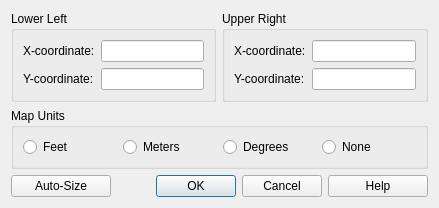
This is src/ui/frmMapDimensionsDesigner.ui in USEPA/SWMM-EPANET_User_Interface as Qt 5 draws it before an edit. The edited form follows.
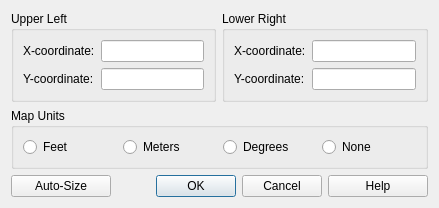
This is the edited form.

Commit message: reword control names per qgis graphic coordinate origin

```diff
--- a/src/ui/frmMapDimensionsDesigner.ui
+++ b/src/ui/frmMapDimensionsDesigner.ui
@@ -17,7 +17,7 @@
    <item row="0" column="0" colspan="2">
     <widget class="QGroupBox" name="gbLowLeft">
      <property name="title">
-      <string>Lower Left</string>
+      <string>Upper Left</string>
      </property>
      <layout class="QFormLayout" name="formLayout">
       <item row="0" column="0">
@@ -46,7 +46,7 @@
    <item row="0" column="2" colspan="2">
     <widget class="QGroupBox" name="gbUpRight">
      <property name="title">
-      <string>Upper Right</string>
+      <string>Lower Right</string>
      </property>
      <layout class="QFormLayout" name="formLayout_2">
       <item row="0" column="0">
```
Left out of the diff: 20 changed lines with no effect on the pictures. The commit also changes 1 other file.
